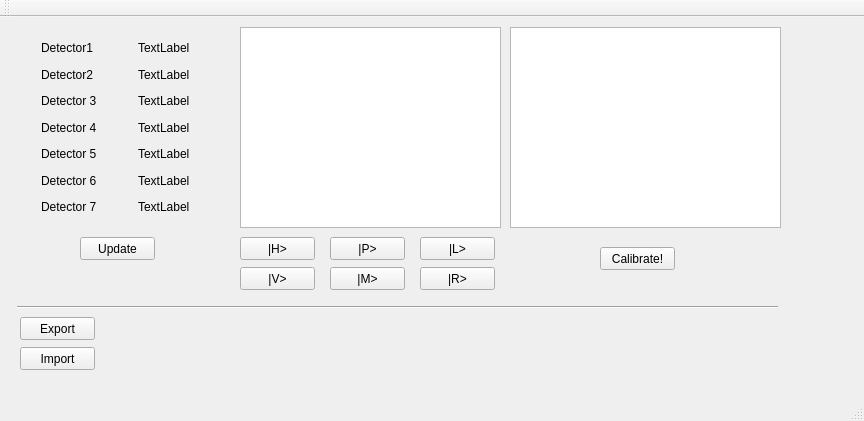
Above: untitled2.ui from ave91/untitled2 before the change. Below: the same form after it.
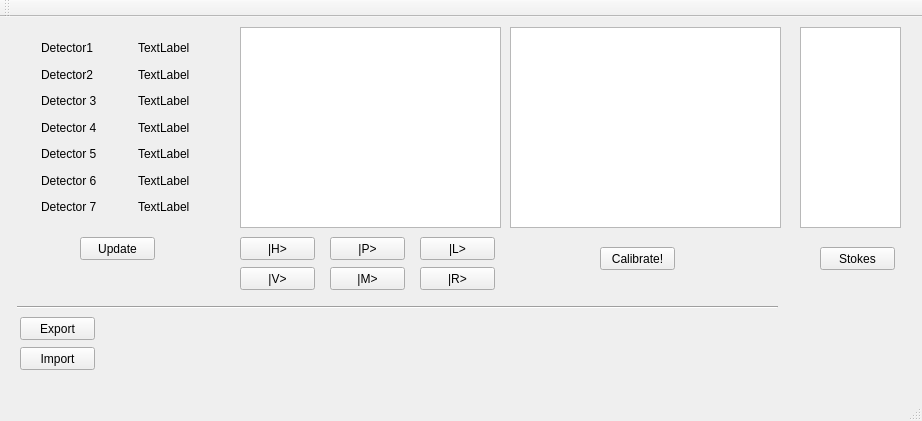
That is the form after the change.

Patch:
```diff
--- a/untitled2.ui
+++ b/untitled2.ui
@@ -6,7 +6,7 @@
    <rect>
     <x>0</x>
     <y>0</y>
-    <width>864</width>
+    <width>922</width>
     <height>421</height>
    </rect>
   </property>
@@ -406,6 +406,29 @@
      <string>Import</string>
     </property>
    </widget>
+   <widget class="QTableView" name="tableView_3">
+    <property name="geometry">
+     <rect>
+      <x>800</x>
+      <y>10</y>
+      <width>101</width>
+      <height>201</height>
+     </rect>
+    </property>
+   </widget>
+   <widget class="QPushButton" name="stokesButton">
+    <property name="geometry">
+     <rect>
+      <x>820</x>
+      <y>230</y>
+      <width>75</width>
+      <height>23</height>
+     </rect>
+    </property>
+    <property name="text">
+     <string>Stokes</string>
+    </property>
+   </widget>
   </widget>
   <widget class="QMenuBar" name="menuBar">
    <property name="geometry">
```
Left out of the diff: 2 changed lines with no effect on the pictures.
